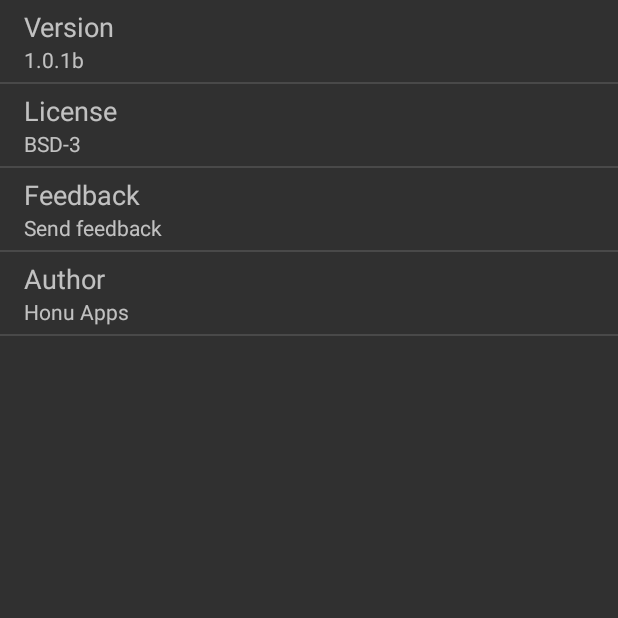
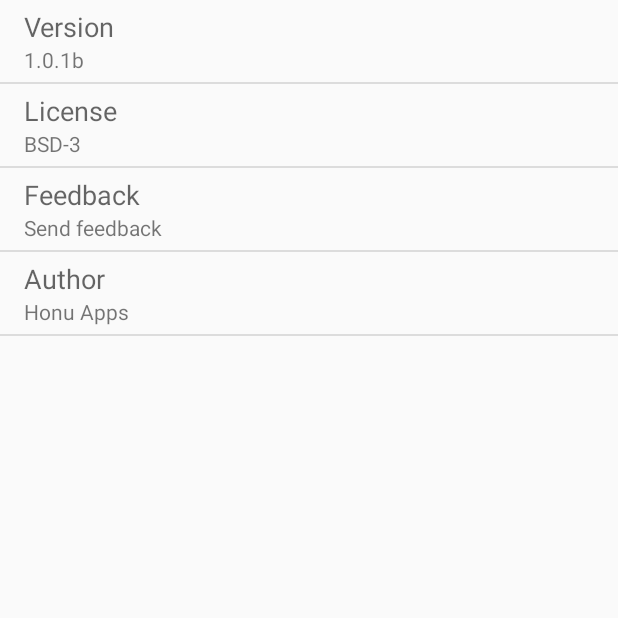
Before and after one commit to bdiegel/DiceCast-android, an Android app: the InfoActivity screen opened directly, with no data from a screen before it, on a phone screen of 412 x 824 dp, the top half of it. Run offline under Robolectric (Android 15) with nearby library versions, the phone set to English and light mode, and no system bars.

Commit message:
theme added

```diff
--- a/app/src/main/AndroidManifest.xml
+++ b/app/src/main/AndroidManifest.xml
@@ -6,7 +6,7 @@
         android:allowBackup="true"
         android:icon="@drawable/ic_launcher"
         android:label="@string/app_name"
-        android:theme="@style/Theme.AppCompat" >
+        android:theme="@style/AppTheme" >
 
         <meta-data
             android:name="com.google.android.gms.version"
--- /dev/null
+++ b/app/src/main/res/values-v21/styles.xml
@@ -0,0 +1,21 @@
+<?xml version="1.0" encoding="utf-8"?>
+<resources>
+
+    <style name="AppTheme" parent="AppTheme.Base">
+
+        <!-- Transparency -->
+        <item name="android:windowDrawsSystemBarBackgrounds">true</item>
+        <!--<item name="android:statusBarColor">@android:color/transparent</item>-->
+        <item name="android:statusBarColor">@color/primary_dark</item>
+        <item name="android:windowActionBarOverlay">true</item>
+
+        <!-- Transitions -->
+        <item name="android:windowContentTransitions">true</item>
+        <item name="android:windowAllowEnterTransitionOverlap">true</item>
+        <item name="android:windowAllowReturnTransitionOverlap">true</item>
+    </style>
+
+    <style name="AlertDialogCustom" parent="Theme.AppCompat.Light.Dialog.Alert">
+        <item name="android:colorAccent">@color/accent</item>
+    </style>
+</resources>
--- /dev/null
+++ b/app/src/main/res/values/colors.xml
@@ -0,0 +1,19 @@
+<?xml version="1.0" encoding="utf-8"?>
+<resources>
+
+    <!-- material palette -->
+    <color name="primary">#4CAF50</color>
+    <color name="primary_dark">#388E3C</color>
+    <color name="primary_light">#C8E6C9</color>
+    <color name="accent">#536DFE</color>
+    <color name="primary_text">#212121</color>
+    <color name="secondary_text">#727272</color>
+    <color name="icons">#FFFFFF</color>
+    <color name="divider">#B6B6B6</color>
+
+    <!-- main activity -->
+    <color name="primary_900">#2E7D32</color>
+    <color name="primary_800">#388E3C</color>
+    <color name="text_light">#C2C2C2</color>
+
+</resources>
--- a/app/src/main/res/values/styles.xml
+++ b/app/src/main/res/values/styles.xml
@@ -1,8 +1,18 @@
 <resources>
 
+    <!-- App Theme -->
+    <style name="AppTheme" parent="AppTheme.Base">
+    </style>
+
     <!-- Base application theme. -->
-    <style name="AppTheme" parent="android:Theme.Holo.Light.DarkActionBar">
-        <!-- Customize your theme here. -->
+    <!--<style name="AppTheme.Base" parent="Theme.AppCompat.Light.NoActionBar">-->
+    <style name="AppTheme.Base" parent="Theme.AppCompat.Light.DarkActionBar">
+        <item name="colorPrimary">@color/primary</item>
+        <item name="colorPrimaryDark">@color/primary_dark</item>
+        <item name="colorAccent">@color/accent</item>
+        <item name="android:windowActionBarOverlay">true</item>
+        <item name="colorControlActivated">@color/accent</item>
+        <item name="colorControlHighlight">@color/primary_light</item>
     </style>
 
 </resources>
```
